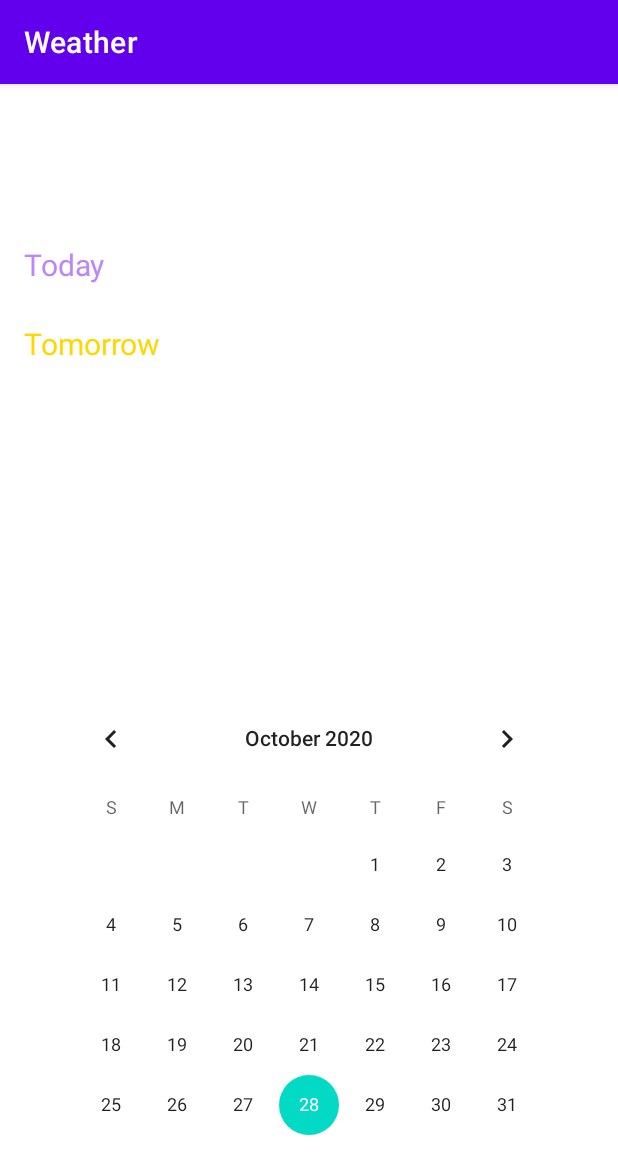
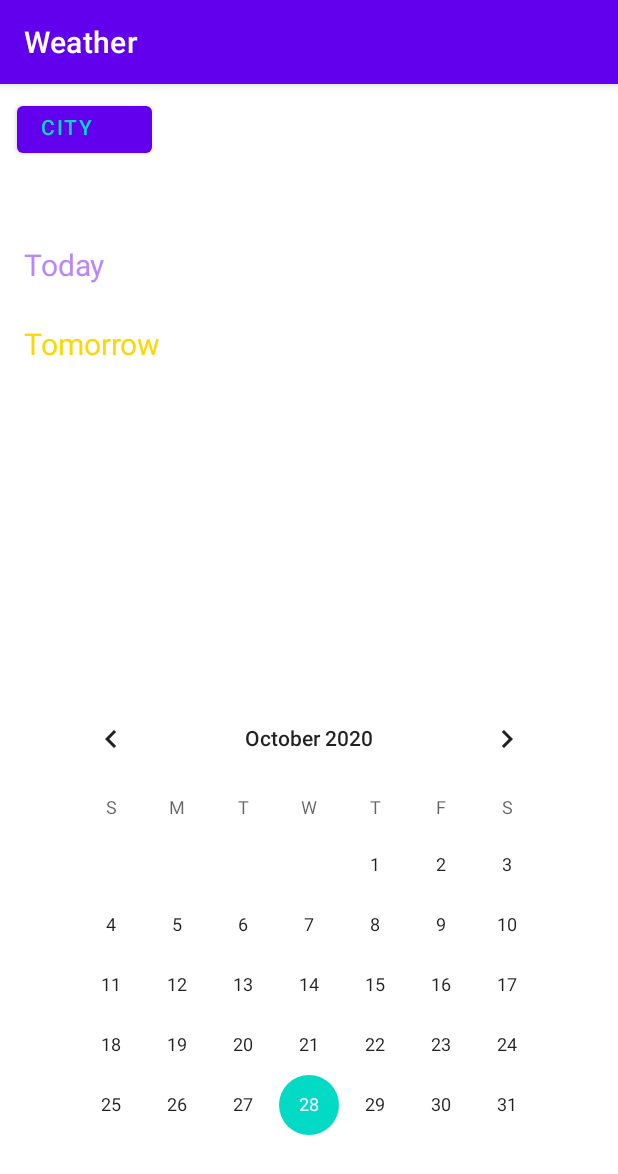
Before and after one commit to bogutadima/Lesson-01, an Android app: the screen it shows after launch (MainActivity), on a phone screen of 412 x 824 dp. Shown: the top 1174 px of the screen. Run offline under Robolectric (Android 15) with nearby library versions, the phone set to English and light mode, and no system bars.

Commit message:
Lesson 02

```diff
--- a/app/src/main/java/ru/example/weather/MainActivity.java
+++ b/app/src/main/java/ru/example/weather/MainActivity.java
@@ -2,13 +2,25 @@ package ru.example.weather;
 
 import androidx.appcompat.app.AppCompatActivity;
 
+import android.content.Intent;
 import android.os.Bundle;
+import android.view.View;
+import android.widget.Button;
 
-public class MainActivity extends AppCompatActivity {
+public class MainActivity extends AppCompatActivity implements View.OnClickListener {
 
     @Override
     protected void onCreate(Bundle savedInstanceState) {
         super.onCreate(savedInstanceState);
+
         setContentView(R.layout.activity_main);
+        Button citySelectionReplace = (Button)findViewById(R.id.city_selection_button);
+        citySelectionReplace.setOnClickListener(this);
+    }
+
+    @Override
+    public void onClick(View v) {
+        Intent i;
+        i = new Intent(this, ActivitySitySelection.class);
     }
 }
--- a/app/src/main/res/layout/activity_main.xml
+++ b/app/src/main/res/layout/activity_main.xml
@@ -13,7 +13,7 @@
         android:scrollbarSize="4dp"
         android:text="@string/weather_today"
         android:textColor="@color/purple_200"
-        android:textSize="20sp"
+        android:textSize="@dimen/text_of_days_size"
         app:layout_constraintBottom_toBottomOf="parent"
         app:layout_constraintHorizontal_bias="0.044"
         app:layout_constraintLeft_toLeftOf="parent"
@@ -28,11 +28,12 @@
         android:scrollbarSize="4dp"
         android:text="@string/weather_tomorrow"
         android:textColor="@color/gold"
-        android:textSize="20sp"
+        android:textSize="@dimen/text_of_days_size"
         app:layout_constraintBottom_toBottomOf="parent"
         app:layout_constraintHorizontal_bias="0.05"
         app:layout_constraintLeft_toLeftOf="parent"
         app:layout_constraintRight_toRightOf="parent"
+        app:layout_constraintStart_toStartOf="@+id/textView"
         app:layout_constraintTop_toTopOf="parent"
         app:layout_constraintVertical_bias="0.215" />
 
@@ -50,4 +51,19 @@
         app:layout_constraintTop_toBottomOf="@+id/textView2"
         tools:ignore="MissingConstraints" />
 
+    <Button
+        android:id="@+id/city_selection_button"
+        android:layout_width="90dp"
+        android:layout_height="43dp"
+        android:layout_marginTop="3dp"
+        android:layout_marginEnd="316dp"
+        android:layout_marginBottom="50dp"
+        android:gravity="start"
+        android:onClick="onClick"
+        android:text="@string/city_selection"
+        app:layout_constraintBottom_toTopOf="@+id/textView"
+        app:layout_constraintEnd_toEndOf="parent"
+        app:layout_constraintStart_toStartOf="@+id/textView"
+        app:layout_constraintTop_toTopOf="parent" />
+
 </androidx.constraintlayout.widget.ConstraintLayout>
--- a/app/src/main/res/values/strings.xml
+++ b/app/src/main/res/values/strings.xml
@@ -2,4 +2,5 @@
     <string name="app_name">Weather</string>
     <string name="weather_today">Today</string>
     <string name="weather_tomorrow">Tomorrow</string>
+    <string name="city_selection">City</string>
 </resources>
```
Also changed, not shown: app/src/main/java/ru/example/weather/ActivitySitySelection.java (added, +45 -0 lines), app/src/main/res/layout/activity_city_selection.xml (added, +24 -0 lines), app/src/main/res/values/dimens.xml (added, +14 -0 lines), 1 other file.
